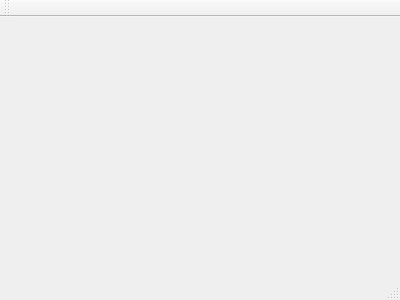
First picture: the form in twndmain.ui, repository ustegrew/PPM, before the edit.
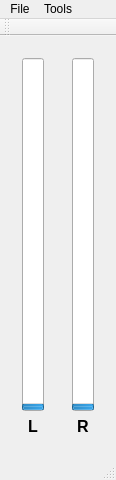
Second picture: the form after the edit.

The edit to the form file:
```diff
--- a/twndmain.ui
+++ b/twndmain.ui
@@ -1,24 +1,162 @@
 <ui version="4.0">
  <class>TWndMain</class>
- <widget class="QMainWindow" name="TWndMain" >
-  <property name="geometry" >
+ <widget class="QMainWindow" name="TWndMain">
+  <property name="geometry">
    <rect>
     <x>0</x>
     <y>0</y>
-    <width>400</width>
-    <height>300</height>
+    <width>106</width>
+    <height>480</height>
    </rect>
   </property>
   <property name="windowTitle" >
    <string>TWndMain</string>
   </property>
-  <widget class="QMenuBar" name="menuBar" />
-  <widget class="QToolBar" name="mainToolBar" />
-  <widget class="QWidget" name="centralWidget" />
-  <widget class="QStatusBar" name="statusBar" />
+  <widget class="QWidget" name="centralWidget">
+   <layout class="QHBoxLayout" name="horizontalLayout">
+    <item>
+     <widget class="QFrame" name="frame">
+      <property name="frameShape">
+       <enum>QFrame::NoFrame</enum>
+      </property>
+      <property name="frameShadow">
+       <enum>QFrame::Raised</enum>
+      </property>
+      <layout class="QVBoxLayout" name="verticalLayout">
+       <item>
+        <widget class="QProgressBar" name="fMeterL">
+         <property name="value">
+          <number>1</number>
+         </property>
+         <property name="alignment">
+          <set>Qt::AlignLeading|Qt::AlignLeft|Qt::AlignVCenter</set>
+         </property>
+         <property name="textVisible">
+          <bool>false</bool>
+         </property>
+         <property name="orientation">
+          <enum>Qt::Vertical</enum>
+         </property>
+         <property name="invertedAppearance">
+          <bool>false</bool>
+         </property>
+        </widget>
+       </item>
+       <item>
+        <widget class="QLabel" name="label">
+         <property name="font">
+          <font>
+           <pointsize>12</pointsize>
+           <weight>75</weight>
+           <bold>true</bold>
+          </font>
+         </property>
+         <property name="text">
+          <string>L</string>
+         </property>
+         <property name="alignment">
+          <set>Qt::AlignCenter</set>
+         </property>
+        </widget>
+       </item>
+      </layout>
+     </widget>
+    </item>
+    <item>
+     <widget class="QFrame" name="frame_2">
+      <property name="frameShape">
+       <enum>QFrame::NoFrame</enum>
+      </property>
+      <property name="frameShadow">
+       <enum>QFrame::Raised</enum>
+      </property>
+      <layout class="QVBoxLayout" name="verticalLayout_2">
+       <item>
+        <widget class="QProgressBar" name="fMeterR">
+         <property name="value">
+          <number>1</number>
+         </property>
+         <property name="alignment">
+          <set>Qt::AlignLeading|Qt::AlignLeft|Qt::AlignVCenter</set>
+         </property>
+         <property name="textVisible">
+          <bool>false</bool>
+         </property>
+         <property name="orientation">
+          <enum>Qt::Vertical</enum>
+         </property>
+         <property name="invertedAppearance">
+          <bool>false</bool>
+         </property>
+        </widget>
+       </item>
+       <item>
+        <widget class="QLabel" name="label_2">
+         <property name="font">
+          <font>
+           <pointsize>12</pointsize>
+           <weight>75</weight>
+           <bold>true</bold>
+          </font>
+         </property>
+         <property name="text">
+          <string>R</string>
+         </property>
+         <property name="alignment">
+          <set>Qt::AlignCenter</set>
+         </property>
+        </widget>
+       </item>
+      </layout>
+     </widget>
+    </item>
+   </layout>
+  </widget>
+  <widget class="QMenuBar" name="menuBar">
+   <property name="geometry">
+    <rect>
+     <x>0</x>
+     <y>0</y>
+     <width>106</width>
+     <height>20</height>
+    </rect>
+   </property>
+   <widget class="QMenu" name="menuFile">
+    <property name="title">
+     <string>File</string>
+    </property>
+    <addaction name="actionQuit"/>
+   </widget>
+   <widget class="QMenu" name="menuTools">
+    <property name="title">
+     <string>Tools</string>
+    </property>
+    <addaction name="actionJackD"/>
+   </widget>
+   <addaction name="menuFile"/>
+   <addaction name="menuTools"/>
+  </widget>
+  <widget class="QToolBar" name="mainToolBar">
+   <attribute name="toolBarArea">
+    <enum>TopToolBarArea</enum>
+   </attribute>
+   <attribute name="toolBarBreak">
+    <bool>false</bool>
+   </attribute>
+  </widget>
+  <widget class="QStatusBar" name="statusBar"/>
+  <action name="actionQuit">
+   <property name="text">
+    <string>Quit</string>
+   </property>
+  </action>
+  <action name="actionJackD">
+   <property name="text">
+    <string>JackD</string>
+   </property>
+  </action>
  </widget>
- <layoutDefault spacing="6" margin="11" />
- <pixmapfunction></pixmapfunction>
+ <layoutdefault spacing="6" margin="11"/>
  <resources/>
  <connections/>
 </ui>
```
Left out of the diff: 3 changed lines with no effect on the pictures.
